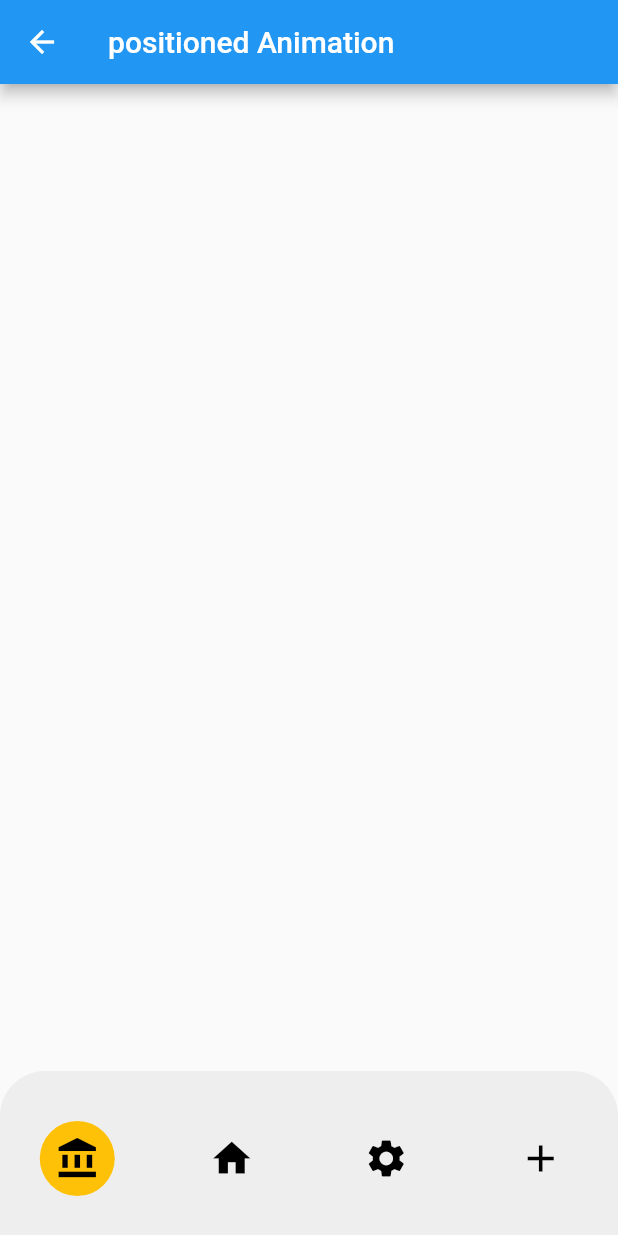
After one commit to saad-elkabche/flutter_animations, a Flutter app: the PositionedAnimation screen opened by its route, on a phone screen of 412 x 824 dp. The commit adds this screen. Run offline on Flutter 3.47's test engine with Material 2 defaults, Android fonts, the phone set to English and light mode, and no system bars; our stand-ins replace flutter_svg.

Commit message:
add some animations

```diff
--- a/lib/routes.dart
+++ b/lib/routes.dart
@@ -1,12 +1,14 @@
-
 
 import 'package:flutter/material.dart';
+import 'package:flutter_animation/secreens/animated_positioned.dart';
 import 'package:flutter_animation/secreens/home.dart';
 
 import 'secreens/animated_container.dart';
 import 'secreens/container_anim.dart';
+import 'secreens/crossFadeAnimation.dart';
 import 'secreens/matrix4Secreen.dart';
 import 'secreens/opacity.dart';
+import 'secreens/text_style_animation.dart';
 
 
 class Routes{
@@ -15,6 +17,9 @@ class Routes{
   static const String containerAnim='containerAnim';
   static const String matrix4='Matrix4';
   static const String animatedContainer='AnimatedContainer';
+  static const String crossFadeAnimation='crossFadeAnimation';
+  static const String textStyleAnimation='TextStyleAnimation';
+  static const String positionedAnimation='PositionedAnimation';
 
 
  /* static const String home='/';
@@ -24,6 +29,9 @@ static Map<String,WidgetBuilder> routes={
   opacity:(context)=>const OpacitySecreen(),
   containerAnim:(context)=>const AnimateContainer(),
   matrix4:(context)=>const Matrix4Secreen(),
-  animatedContainer:(context)=>const AnimatedContainerSecreen()
+  animatedContainer:(context)=>const AnimatedContainerSecreen(),
+  crossFadeAnimation:(context)=>const CrossFadeAnimation(),
+  textStyleAnimation:(context)=>const TextStyleAnimation(),
+  positionedAnimation:(context)=>const PositionedAnimation(),
 };
 }
--- /dev/null
+++ b/lib/secreens/animated_positioned.dart
@@ -0,0 +1,40 @@
+import 'package:flutter/material.dart';
+
+import 'package:flutter_svg/flutter_svg.dart';
+
+import 'myAnimationWidget.dart';
+
+
+
+
+class PositionedAnimation extends StatefulWidget {
+  const PositionedAnimation({Key? key}) : super(key: key);
+
+  @override
+  State<PositionedAnimation> createState() => _PositionedAnimationState();
+}
+
+class _PositionedAnimationState extends State<PositionedAnimation> {
+  int _index=0;
+
+
+  @override
+  Widget build(BuildContext context) {
+    return Scaffold(
+      appBar: AppBar(title:const Text("positioned Animation"),),
+      body: Center(
+        child: Align(
+          alignment: Alignment.bottomCenter,
+          child: myWidget(
+            items: [
+              ItemData(icon:const Icon(Icons.account_balance,color: Colors.black,size: 30)),
+              ItemData(icon: const Icon(Icons.home,color: Colors.black,size: 30)),
+              ItemData(icon:const Icon(Icons.settings,color: Colors.black,size: 30)),
+              ItemData(icon: const Icon(Icons.add,color: Colors.black,size: 30,),),
+            ],
+          ),
+        ),
+      ),
+    );
+  }
+}
--- /dev/null
+++ b/lib/secreens/myAnimationWidget.dart
@@ -0,0 +1,128 @@
+import 'package:flutter/material.dart';
+
+class ItemData{
+  final Icon icon;
+  ItemData({required this.icon});
+}
+
+class _ItemWidget extends StatelessWidget {
+  ItemData itemData;
+  ValueChanged<int>? ontap;
+  int index;
+   _ItemWidget({Key? key,required this.index,required this.itemData,this.ontap}) : super(key: key);
+
+  @override
+  Widget build(BuildContext context) {
+    return GestureDetector(
+      onTap: ()=>ontap!.call(index),
+      child: itemData.icon,
+    );
+  }
+}
+
+class myWidget extends StatefulWidget {
+  final List<ItemData> items;
+
+
+  myWidget({Key? key,required this.items}) : super(key: key);
+
+  @override
+  State<myWidget> createState() => _myWidgetState();
+}
+
+class _myWidgetState extends State<myWidget> {
+ double y=0;
+ double x=0;
+  Size? size;
+
+  int _selectedItem=0;
+  late List<GlobalKey> listKeys;
+
+  double _height=110;
+
+
+  @override
+  void initState() {
+    listKeys=List.filled(widget.items.length ,GlobalKey());
+  }
+
+  @override
+  Widget build(BuildContext context) {
+    return Container(
+      height: _height,
+      width: double.infinity,
+      decoration: BoxDecoration(
+        color: Colors.grey[200],
+        borderRadius:const BorderRadius.only(topRight: Radius.circular(30),topLeft: Radius.circular(30)),
+      ),
+      child:Stack(
+        alignment: Alignment.center,
+        children: [
+          AnimatedPositioned(
+              duration: const Duration(milliseconds: 500),
+            left:getX(_selectedItem, context,50),
+            bottom:(_height/3)-10,
+            child: Container(
+              height: 50,
+              width: 50,
+              decoration:const BoxDecoration(
+                  color: Colors.amber,
+                  shape: BoxShape.circle
+              ),
+            ),
+          ),
+          for(int i=0;i<widget.items.length;i++)
+            Positioned(
+                left: getX(i, context,30),
+                bottom: _height/3,
+                child: _ItemWidget(index: i,itemData: widget.items[i],ontap: _onClicked,)
+            )
+
+        ],
+      )
+    );
+  }
+
+  void updateXY(){
+    var renderBox=listKeys[_selectedItem].currentContext?.findRenderObject() as RenderBox;
+    size=renderBox.size;
+    Offset offset=renderBox.localToGlobal(Offset.zero);
+    x=offset.dx;
+    y=offset.dy;
+    print("x  :$x  y:$y");
+  }
+
+  Widget getItem(int index){
+    var key =GlobalKey();
+    listKeys[index]=key;
+    _ItemWidget item= _ItemWidget(key:key,index: index, itemData: widget.items[index],ontap:_onClicked);
+
+
+      return (index==_selectedItem && x==0 && y==0)? Container(
+        height: 50,
+        width: 50,
+        decoration:const BoxDecoration(
+            color: Colors.amber,
+            shape: BoxShape.circle
+        ),
+        child: item,
+      ):item;
+    }
+
+
+
+  void _onClicked(int index){
+
+    setState(() {
+      _selectedItem=index;
+    });
+  }
+
+  double getX(int index,BuildContext context,double widgetWidth){
+    double width=MediaQuery.of(context).size.width;
+    double spaceOfEachItem=width/widget.items.length;
+    double x=(spaceOfEachItem*(index+1))-((spaceOfEachItem/2)+(widgetWidth/2));
+    return x;
+  }
+
+}
--- a/pubspec.yaml
+++ b/pubspec.yaml
@@ -35,6 +35,7 @@ dependencies:
   # The following adds the Cupertino Icons font to your application.
   # Use with the CupertinoIcons class for iOS style icons.
   cupertino_icons: ^1.0.2
+  flutter_svg: ^2.0.5
 
 dev_dependencies:
   flutter_test:
@@ -61,7 +62,7 @@ flutter:
   # To add assets to your application, add an assets section, like this:
   assets:
      - assets/images/
-  #   - images/a_dot_ham.jpeg
+     - assets/icons/
 
   # An image asset can refer to one or more resolution-specific "variants", see
   # https://flutter.dev/assets-and-images/#resolution-aware
```
Also changed, not shown: lib/secreens/animated_container.dart (+8 -2 lines), lib/secreens/crossFadeAnimation.dart (added, +64 -0 lines), lib/secreens/home.dart (+6 -5 lines), lib/secreens/text_style_animation.dart (added, +68 -0 lines), assets/icons/chat.svg (added), assets/icons/diner.svg (added), assets/icons/like.svg (added), assets/icons/liked.svg (added), assets/icons/main.svg (added), assets/icons/map.svg (added), assets/icons/rate.svg (added), assets/icons/settings.svg (added), assets/icons/top30.svg (added), assets/icons/tree.svg (added), 1 more files.
